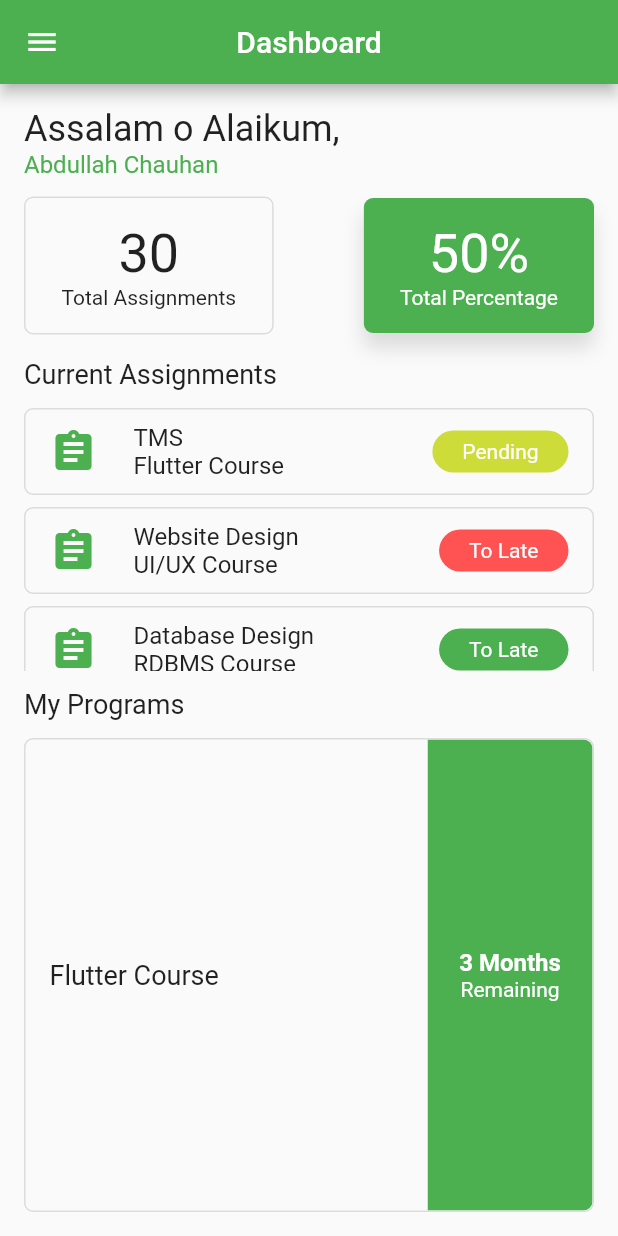
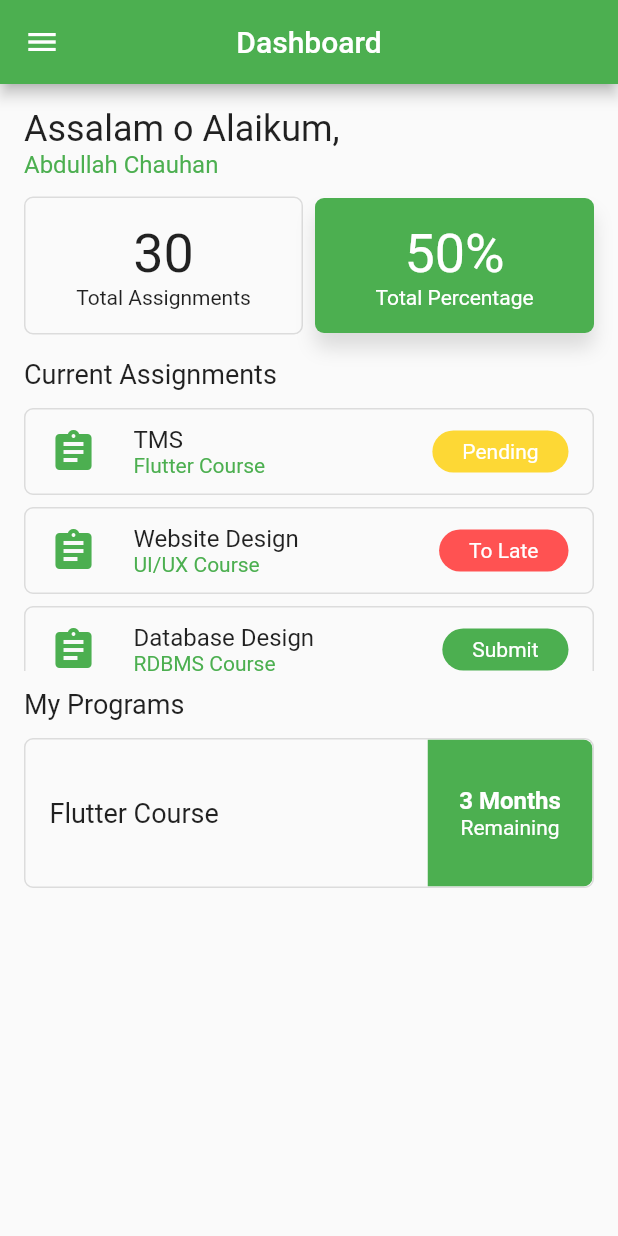
Before and after one commit to AbdullahChauhan/PA-Flutter-T1, a Flutter app: the Dashboard screen opened directly, on a phone screen of 412 x 824 dp. Run offline on Flutter 3.47's test engine with Material 2 defaults, Android fonts, the phone set to English and light mode, and no system bars.

Commit message:
added assignment listitem following DRY principle

```diff
--- /dev/null
+++ b/lib/assignment_listitem.dart
@@ -0,0 +1,65 @@
+import 'package:flutter/material.dart';
+
+class AssignmentListItem extends StatelessWidget {
+  final String assignmentName;
+  final String courseName;
+  final String status;
+  Color color;
+
+  AssignmentListItem(
+      {@required this.assignmentName,
+      @required this.courseName,
+      @required this.status});
+
+  Color checkStatus(String status) {
+    status = status.toLowerCase();
+    switch (status) {
+      case 'submit':
+        return color = Colors.green;
+      case 'pending':
+        return color = Colors.yellow[600];
+      case 'to late':
+        return color = Colors.redAccent;
+    }
+    return color;
+  }
+
+  @override
+  Widget build(BuildContext context) {
+    return Container(
+      decoration: BoxDecoration(
+        border: Border.all(width: 1, color: Colors.black12),
+        borderRadius: BorderRadius.all(Radius.circular(6.0)),
+      ),
+      child: ListTile(
+        leading: Icon(
+          Icons.assignment,
+          color: Theme.of(context).primaryColor,
+          size: 32.0,
+        ),
+        title: Column(
+          crossAxisAlignment: CrossAxisAlignment.start,
+          children: <Widget>[
+            Text('$assignmentName'),
+            Text(
+              '$courseName',
+              style: TextStyle(
+                  color: Theme.of(context).primaryColor, fontSize: 14.0),
+            ),
+          ],
+        ),
+        trailing: Container(
+          padding: EdgeInsets.symmetric(horizontal: 20.0, vertical: 6.0),
+          decoration: BoxDecoration(
+            color: checkStatus(status),
+            borderRadius: BorderRadius.all(Radius.circular(16.0)),
+          ),
+          child: Text(
+            '$status',
+            style: TextStyle(color: Colors.white),
+          ),
+        ),
+      ),
+    );
+  }
+}
--- /dev/null
+++ b/lib/assignments_screen.dart
@@ -0,0 +1,67 @@
+import 'package:flutter/material.dart';
+
+import './assignment_listitem.dart';
+
+class Assignments extends StatelessWidget {
+  @override
+  Widget build(BuildContext context) {
+    return Scaffold(
+      appBar: AppBar(
+        title: Text('Assignments'),
+        centerTitle: true,
+      ),
+      body: Padding(
+        padding: const EdgeInsets.all(16.0),
+        child: ListView(
+                  children: <Widget>[
+                    AssignmentListItem(assignmentName: 'TMS', courseName: 'Flutter Course', status: 'Pending',),
+                    SizedBox(
+                      height: 8.0,
+                    ),
+                    AssignmentListItem(assignmentName: 'Website Design', courseName: 'UI/UX Course', status: 'To Late',),
+                    SizedBox(
+                      height: 8.0,
+                    ),
+                    AssignmentListItem(assignmentName: 'Database Design', courseName: 'RDBMS Course', status: 'Submit',),
+                    SizedBox(
+                      height: 8.0,
+                    ),
+                    AssignmentListItem(assignmentName: 'Home Automation', courseName: 'IOT Course', status: 'To Late',),
+                    SizedBox(
+                      height: 8.0,
+                    ),
+                    AssignmentListItem(assignmentName: 'TMS', courseName: 'Flutter Course', status: 'Pending',),
+                    SizedBox(
+                      height: 8.0,
+                    ),
+                    AssignmentListItem(assignmentName: 'Website Design', courseName: 'UI/UX Course', status: 'To Late',),
+                    SizedBox(
+                      height: 8.0,
+                    ),
+                    AssignmentListItem(assignmentName: 'Database Design', courseName: 'RDBMS Course', status: 'Submit',),
+                    SizedBox(
+                      height: 8.0,
+                    ),
+                    AssignmentListItem(assignmentName: 'Home Automation', courseName: 'IOT Course', status: 'To Late',),
+                     SizedBox(
+                      height: 8.0,
+                    ),
+                    AssignmentListItem(assignmentName: 'TMS', courseName: 'Flutter Course', status: 'Pending',),
+                    SizedBox(
+                      height: 8.0,
+                    ),
+                    AssignmentListItem(assignmentName: 'Website Design', courseName: 'UI/UX Course', status: 'To Late',),
+                    SizedBox(
+                      height: 8.0,
+                    ),
+                    AssignmentListItem(assignmentName: 'Database Design', courseName: 'RDBMS Course', status: 'Submit',),
+                    SizedBox(
+                      height: 8.0,
+                    ),
+                    AssignmentListItem(assignmentName: 'Home Automation', courseName: 'IOT Course', status: 'To Late',),
+                  ],
+                ),
+      ),
+    );
+  }
+}
--- a/lib/dashboard_screen.dart
+++ b/lib/dashboard_screen.dart
@@ -1,4 +1,7 @@
 import 'package:flutter/material.dart';
+import 'package:pa_flutter_t1/assignments_screen.dart';
+
+import './assignment_listitem.dart';
 
 class Dashboard extends StatelessWidget {
   @override
@@ -31,14 +34,18 @@ class Dashboard extends StatelessWidget {
                     ),
                     decoration: BoxDecoration(color: Colors.white),
                   ),
-                  ListTile(
-                    title: Text('Dashboard'),
-                  ),
+                  ListTile(title: Text('Dashboard'), onTap: () {}),
                   Divider(
                     height: 2.0,
                   ),
                   ListTile(
                     title: Text('Assignments'),
+                    onTap: () {
+                      Navigator.of(context)
+                          .push(MaterialPageRoute(builder: (_) {
+                        return Assignments();
+                      }));
+                    },
                   ),
                   Divider(
                     height: 2.0,
@@ -101,9 +108,10 @@ class Dashboard extends StatelessWidget {
               child: Row(
                 mainAxisAlignment: MainAxisAlignment.spaceBetween,
                 children: <Widget>[
-                  Container(
-                    padding:
-                        EdgeInsets.symmetric(horizontal: 24.0, vertical: 16.0),
+                  Expanded(
+                    child: Container(
+                      padding: EdgeInsets.symmetric(
+                          horizontal: 24.0, vertical: 16.0),
                       decoration: BoxDecoration(
                         border: Border.all(width: 1, color: Colors.black12),
                         borderRadius: BorderRadius.all(Radius.circular(6.0)),
@@ -120,9 +128,14 @@ class Dashboard extends StatelessWidget {
                         ],
                       ),
                     ),
-                  Container(
-                    padding:
-                        EdgeInsets.symmetric(horizontal: 24.0, vertical: 16.0),
+                  ),
+                  SizedBox(
+                    width: 8.0,
+                  ),
+                  Expanded(
+                    child: Container(
+                      padding: EdgeInsets.symmetric(
+                          horizontal: 24.0, vertical: 16.0),
                       decoration: BoxDecoration(
                         color: Theme.of(context).primaryColor,
                         borderRadius: BorderRadius.all(Radius.circular(6.0)),
@@ -138,13 +151,15 @@ class Dashboard extends StatelessWidget {
                         children: <Widget>[
                           Text(
                             '50%',
-                          style: TextStyle(fontSize: 36.0, color: Colors.white),
+                            style:
+                                TextStyle(fontSize: 36.0, color: Colors.white),
                           ),
                           Text(
                             'Total Percentage',
                             style: TextStyle(color: Colors.white),
                           )
                         ],
+                      ),
                     ),
                   )
                 ],
@@ -166,142 +181,34 @@ class Dashboard extends StatelessWidget {
               height: 175,
               child: ListView(
                 children: <Widget>[
-                  Container(
-                    decoration: BoxDecoration(
-                      border: Border.all(width: 1, color: Colors.black12),
-                      borderRadius: BorderRadius.all(Radius.circular(6.0)),
-                    ),
-                    child: ListTile(
-                      leading: Icon(
-                        Icons.assignment,
-                        color: Theme.of(context).primaryColor,
-                        size: 32.0,
-                      ),
-                      title: Column(
-                        crossAxisAlignment: CrossAxisAlignment.start,
-                        children: <Widget>[
-                          Text('TMS'),
-                          Text('Flutter Course'),
-                        ],
-                      ),
-                      trailing: Container(
-                        padding: EdgeInsets.symmetric(
-                            horizontal: 20.0, vertical: 6.0),
-                        decoration: BoxDecoration(
-                          color: Colors.lime,
-                          borderRadius: BorderRadius.all(Radius.circular(16.0)),
-                        ),
-                        child: Text(
-                          'Pending',
-                          style: TextStyle(color: Colors.white),
-                        ),
-                      ),
-                    ),
+                  AssignmentListItem(
+                    assignmentName: 'TMS',
+                    courseName: 'Flutter Course',
+                    status: 'Pending',
                   ),
                   SizedBox(
                     height: 8.0,
                   ),
-                  Container(
-                    decoration: BoxDecoration(
-                      border: Border.all(width: 1, color: Colors.black12),
-                      borderRadius: BorderRadius.all(Radius.circular(6.0)),
-                    ),
-                    child: ListTile(
-                      leading: Icon(
-                        Icons.assignment,
-                        color: Theme.of(context).primaryColor,
-                        size: 32.0,
-                      ),
-                      title: Column(
-                        crossAxisAlignment: CrossAxisAlignment.start,
-                        children: <Widget>[
-                          Text('Website Design'),
-                          Text('UI/UX Course'),
-                        ],
-                      ),
-                      trailing: Container(
-                        padding: EdgeInsets.symmetric(
-                            horizontal: 20.0, vertical: 6.0),
-                        decoration: BoxDecoration(
-                          color: Colors.redAccent,
-                          borderRadius: BorderRadius.all(Radius.circular(16.0)),
-                        ),
-                        child: Text(
-                          'To Late',
-                          style: TextStyle(color: Colors.white),
-                        ),
-                      ),
-                    ),
+                  AssignmentListItem(
+                    assignmentName: 'Website Design',
+                    courseName: 'UI/UX Course',
+                    status: 'To Late',
                   ),
                   SizedBox(
                     height: 8.0,
                   ),
-                  Container(
-                    decoration: BoxDecoration(
-                      border: Border.all(width: 1, color: Colors.black12),
-                      borderRadius: BorderRadius.all(Radius.circular(6.0)),
-                    ),
-                    child: ListTile(
-                      leading: Icon(
-                        Icons.assignment,
-                        color: Theme.of(context).primaryColor,
-                        size: 32.0,
-                      ),
-                      title: Column(
-                        crossAxisAlignment: CrossAxisAlignment.start,
-                        children: <Widget>[
-                          Text('Database Design'),
-                          Text('RDBMS Course'),
-                        ],
-                      ),
-                      trailing: Container(
-                        padding: EdgeInsets.symmetric(
-                            horizontal: 20.0, vertical: 6.0),
-                        decoration: BoxDecoration(
-                          color: Colors.green,
-                          borderRadius: BorderRadius.all(Radius.circular(16.0)),
-                        ),
-                        child: Text(
-                          'To Late',
-                          style: TextStyle(color: Colors.white),
-                        ),
-                      ),
-                    ),
+                  AssignmentListItem(
+                    assignmentName: 'Database Design',
+                    courseName: 'RDBMS Course',
+                    status: 'Submit',
                   ),
                   SizedBox(
                     height: 8.0,
                   ),
-                  Container(
-                    decoration: BoxDecoration(
-                      border: Border.all(width: 1, color: Colors.black12),
-                      borderRadius: BorderRadius.all(Radius.circular(6.0)),
-                    ),
-                    child: ListTile(
-                      leading: Icon(
-                        Icons.assignment,
-                        color: Theme.of(context).primaryColor,
-                        size: 32.0,
-                      ),
-                      title: Column(
-                        crossAxisAlignment: CrossAxisAlignment.start,
-                        children: <Widget>[
-                          Text('SMS'),
-                          Text('WebApp Course'),
-                        ],
-                      ),
-                      trailing: Container(
-                        padding: EdgeInsets.symmetric(
-                            horizontal: 20.0, vertical: 6.0),
-                        decoration: BoxDecoration(
-                          color: Colors.redAccent,
-                          borderRadius: BorderRadius.all(Radius.circular(16.0)),
-                        ),
-                        child: Text(
-                          'To Late',
-                          style: TextStyle(color: Colors.white),
-                        ),
-                      ),
-                    ),
+                  AssignmentListItem(
+                    assignmentName: 'Home Automation',
+                    courseName: 'IOT Course',
+                    status: 'To Late',
                   ),
                 ],
               ),
@@ -318,8 +225,8 @@ class Dashboard extends StatelessWidget {
             SizedBox(
               height: 12.0,
             ),
-            Expanded(
-              child: Container(
+            Container(
+                height: 100,
                 width: double.infinity,
                 decoration: BoxDecoration(
                   border: Border.all(width: 1, color: Colors.black12),
@@ -368,7 +275,6 @@ class Dashboard extends StatelessWidget {
                     )
                   ],
                 )),
-            ),
           ],
         ),
       ),
```
Lines whose indentation alone changed are shown as unchanged.
